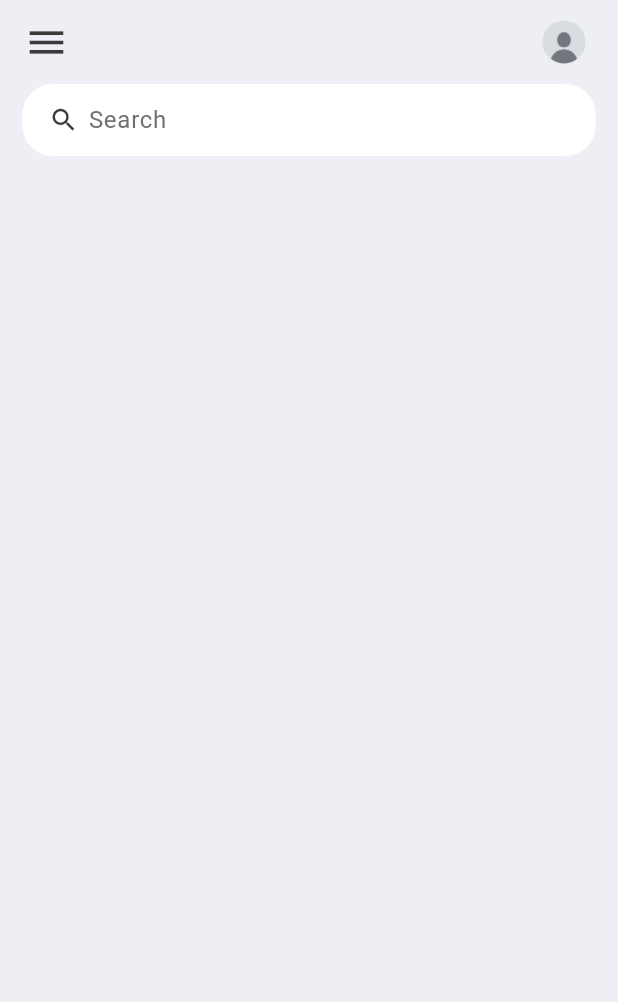
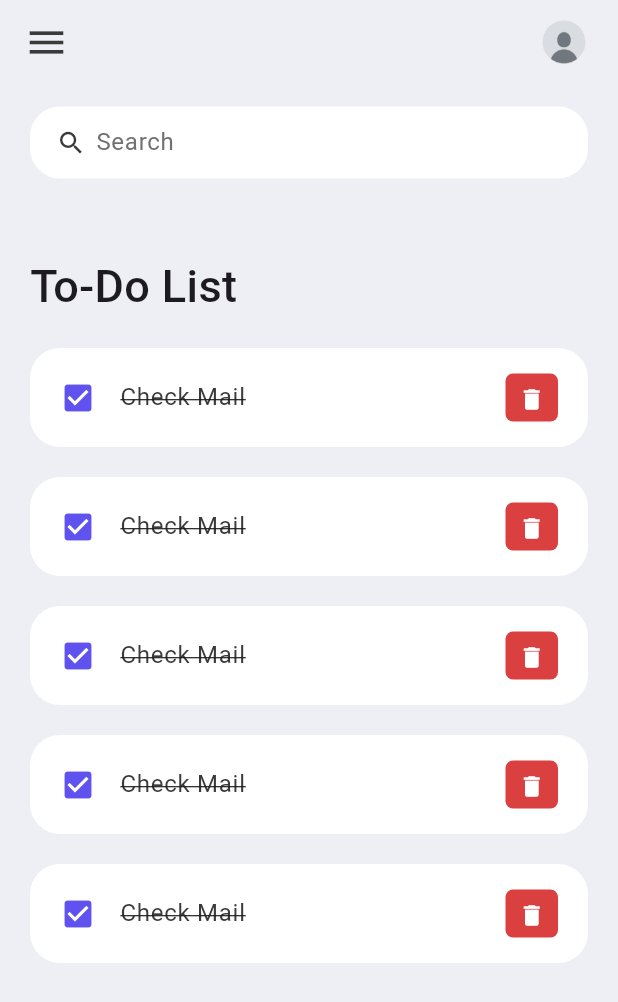
Before and after one commit to AyushB08/flutter-todo-app, a Flutter app: the screen it shows after launch, on a phone screen of 412 x 824 dp. Shown: the top 1002 px of the screen. Run offline on Flutter 3.47's test engine with Material 3 defaults, Android fonts, the phone set to English and light mode, and no system bars.

Commit message:
added to-do list item widgets

```diff
--- a/lib/screens/home.dart
+++ b/lib/screens/home.dart
@@ -1,5 +1,6 @@
 import "package:flutter/material.dart";
 import "package:flutter_todo_app/constants/colors.dart";
+import "package:flutter_todo_app/widgets/todo_item.dart";
 
 class Home extends StatelessWidget {
   const Home({super.key});
@@ -10,10 +11,35 @@ class Home extends StatelessWidget {
       backgroundColor: tdBGColor,
       appBar:  buildAppBar(),
       body: Container(
-        padding: EdgeInsets.symmetric(horizontal: 15),
+        padding: EdgeInsets.symmetric(horizontal: 20, vertical: 15),
         child:  Column(
           children: [
-            Container(
+            searchBox(),
+            Expanded(
+              child: ListView(
+                children: [
+                  Container (
+                    margin: EdgeInsets.only(top: 50, bottom: 20),
+                    child: Text("To-Do List", style: TextStyle(fontSize: 30, fontWeight: FontWeight.w500,))
+                  ),
+                  ToDoItem(),
+                  ToDoItem(),
+                  ToDoItem(),
+                  ToDoItem(),
+                  ToDoItem(),
+
+                ]
+              ),
+            )
+          ],
+        ),
+      )
+    );
+  }
+
+  Widget searchBox() {
+    return (
+      Container(
               padding: EdgeInsets.symmetric(horizontal: 15),
               decoration: BoxDecoration(
                 color: Colors.white,
@@ -35,9 +61,6 @@ class Home extends StatelessWidget {
 
               ),
             )
-          ],
-        ),
-      )
     );
   }
 
--- /dev/null
+++ b/lib/widgets/todo_item.dart
@@ -0,0 +1,47 @@
+import 'package:flutter/material.dart';
+import 'package:flutter_todo_app/constants/colors.dart';
+
+class ToDoItem extends StatelessWidget {
+  const ToDoItem({super.key});
+
+  @override
+  Widget build(BuildContext context) {
+    return (
+      Container(
+        margin: EdgeInsets.only(bottom: 20),
+        child: ListTile(
+          onTap: () {
+            print("Clicked");
+          },
+          shape: RoundedRectangleBorder(
+            borderRadius: BorderRadius.circular(20),
+
+          ),
+          contentPadding: EdgeInsets.symmetric(horizontal: 20, vertical: 5),
+          tileColor: Colors.white,
+          leading: Icon(Icons.check_box, color: tdBlue,),
+          title: Text("Check Mail", style: TextStyle(fontSize: 16, color: tdBlack, decoration: TextDecoration.lineThrough,)),
+          trailing: Container(
+            padding: EdgeInsets.all(0),
+            margin: EdgeInsets.symmetric(vertical: 12),
+            height: 35,
+            width: 35,
+            decoration: BoxDecoration(
+              color: tdRed,
+              borderRadius: BorderRadius.circular(5),
+            ),
+            child: IconButton(
+              color: Colors.white,
+              iconSize: 18,
+              icon: Icon(Icons.delete),
+              onPressed: () {
+                print("clicked");
+              },
+            ),
+          )
+
+        ),
+      )
+    );
+  }
+}
```
